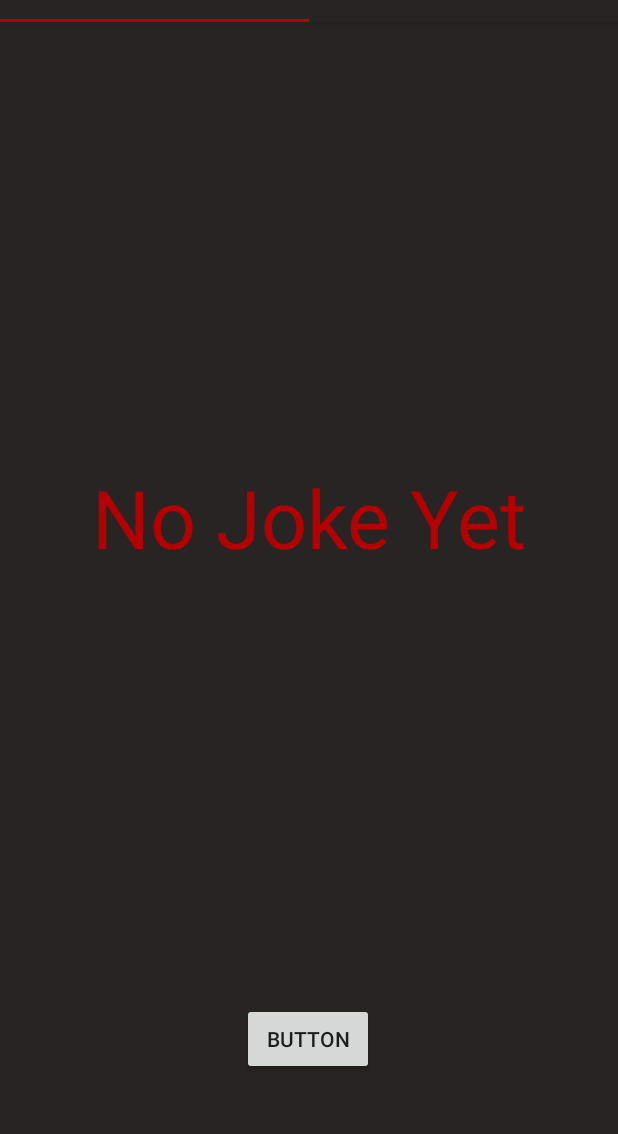
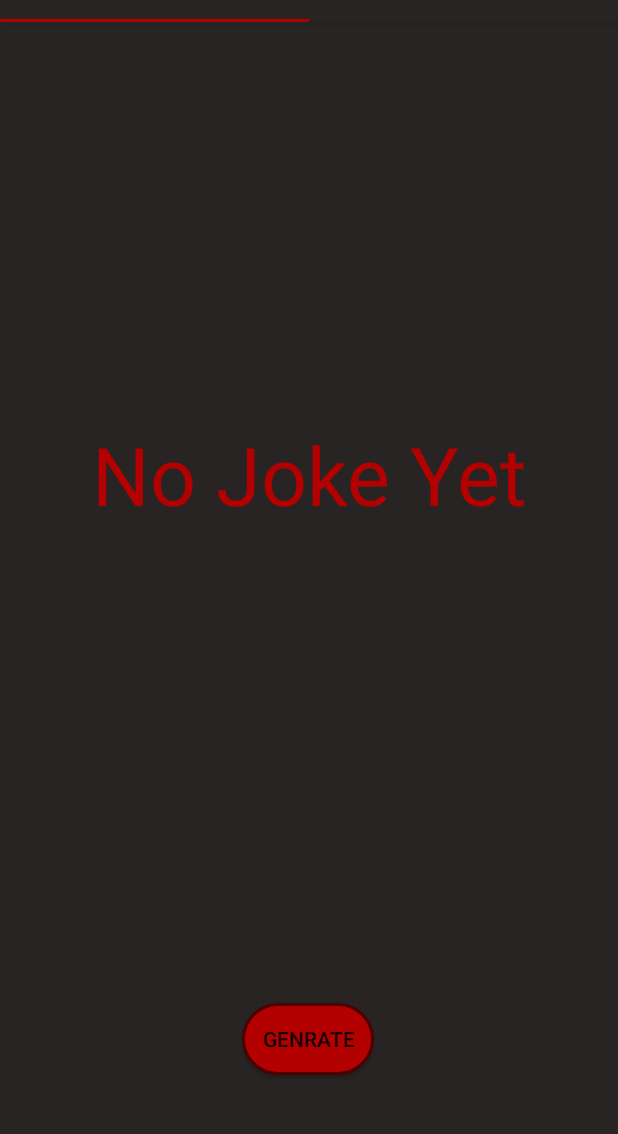
Before and after one commit to Rishik-Yechuri/JokeGenerator, an Android app: the screen it shows after launch once a user with an empty profile is signed in (JokeScreen), on a phone screen of 412 x 824 dp, the part 50-1184 px from its top. Run offline under Robolectric (Android 15) with nearby library versions, the phone set to English and light mode, and no system bars; our stand-ins replace Firebase (no records; nobody signed in at launch, a user with empty details on screens opened directly).

Commit message:
UI update 1
-icon updated
-when app is closed joke is saved,and shown on next startup
-Splash screen added
-

```diff
--- a/app/src/main/java/com/api/jokegenerator/Frag1.java
+++ b/app/src/main/java/com/api/jokegenerator/Frag1.java
@@ -38,6 +38,8 @@ import java.net.URL;
 import java.util.ArrayList;
 import java.util.Arrays;
 
+import static android.content.Context.MODE_PRIVATE;
+
 
 public class Frag1 extends Fragment {
     Button generateJokeButton;
@@ -55,6 +57,8 @@ public class Frag1 extends Fragment {
         generateJokeButton.setOnClickListener(new GenerateJokeListener());
         jokeQuestionText = view.findViewById(R.id.jokeQuestionText);
         punchlineText = view.findViewById(R.id.punchlineText);
+        jokeQuestionText.setText(getActivity().getSharedPreferences("_",MODE_PRIVATE).getString("setup","No Joke Yet"));
+        punchlineText.setText(getActivity().getSharedPreferences("_",MODE_PRIVATE).getString("delivery",""));
         return view;
     }
 
@@ -131,6 +135,8 @@ public class Frag1 extends Fragment {
                 try {
                     activity.jokeQuestionText.setText(jsonObject.getString("setup"));
                     activity.punchlineText.setText(jsonObject.getString("delivery"));
+                    activity.getActivity().getSharedPreferences("_", MODE_PRIVATE).edit().putString("setup",jsonObject.getString("setup")).apply();
+                    activity.getActivity().getSharedPreferences("_", MODE_PRIVATE).edit().putString("delivery",jsonObject.getString("delivery")).apply();
                 } catch (JSONException e) {
                     e.printStackTrace();
                 }
--- /dev/null
+++ b/app/src/main/java/com/api/jokegenerator/SplashScreen.java
@@ -0,0 +1,17 @@
+package com.api.jokegenerator;
+
+import android.content.Intent;
+import android.os.Bundle;
+
+import androidx.annotation.NonNull;
+import androidx.annotation.Nullable;
+import androidx.appcompat.app.AppCompatActivity;
+
+public class SplashScreen extends AppCompatActivity {
+    @Override
+    protected void onCreate(@Nullable Bundle savedInstanceState){
+        super.onCreate(savedInstanceState);
+        startActivity(new Intent(this,MainActivity.class));
+        finish();
+    }
+}
--- /dev/null
+++ b/app/src/main/res/drawable/startupscreen.xml
@@ -0,0 +1,11 @@
+<?xml version="1.0" encoding="utf-8"?>
+<layer-list xmlns:android="http://schemas.android.com/apk/res/android">
+    <item>
+        <shape android:shape="rectangle">
+            <solid android:color="#292424" />
+        </shape>
+    </item>
+    <item>
+        <bitmap android:gravity="center" android:src="@drawable/laughicon" />
+    </item>
+</layer-list>
--- a/app/src/main/res/layout/frag1_layout.xml
+++ b/app/src/main/res/layout/frag1_layout.xml
@@ -18,17 +18,18 @@
         android:textColor="#b30000"
         app:layout_constraintBottom_toBottomOf="parent"
         app:layout_constraintEnd_toEndOf="parent"
+        app:layout_constraintHorizontal_bias="0.506"
         app:layout_constraintStart_toStartOf="parent"
         app:layout_constraintTop_toTopOf="parent"
-        app:layout_constraintVertical_bias="0.418" />
+        app:layout_constraintVertical_bias="0.377" />
 
     <TextView
         android:id="@+id/punchlineText"
-        android:layout_width="344dp"
-        android:layout_height="69dp"
+        android:layout_width="338dp"
+        android:layout_height="97dp"
         android:autoSizeTextType="uniform"
+        android:gravity="center"
         android:textColor="#b30000"
-        android:gravity="center"
         app:layout_constraintBottom_toBottomOf="parent"
         app:layout_constraintEnd_toEndOf="parent"
         app:layout_constraintHorizontal_bias="0.498"
@@ -40,7 +41,8 @@
         android:id="@+id/generateJokeButton"
         android:layout_width="wrap_content"
         android:layout_height="wrap_content"
-        android:text="Button"
+        android:text="Genrate"
+        android:background="@drawable/circledrawable"
         app:layout_constraintBottom_toBottomOf="parent"
         app:layout_constraintEnd_toEndOf="parent"
         app:layout_constraintHorizontal_bias="0.498"
--- a/app/src/main/res/values/styles.xml
+++ b/app/src/main/res/values/styles.xml
@@ -7,4 +7,10 @@
         <item name="colorAccent">@color/colorAccent</item>
     </style>
 
+    <style name="AppTheme.Launcher" parent="Theme.AppCompat.Light.NoActionBar">
+        <!-- Customize your theme here. -->
+        <!--<item name="colorPrimaryDark">@android:color/white</item>-->
+        <item name="android:windowBackground">@drawable/startupscreen</item>
+    </style>
+
 </resources>
--- a/build.gradle
+++ b/build.gradle
@@ -5,7 +5,7 @@ buildscript {
         jcenter()
     }
     dependencies {
-        classpath "com.android.tools.build:gradle:4.0.0"
+        classpath 'com.android.tools.build:gradle:4.0.1'
         classpath 'com.google.gms:google-services:4.3.3'
 
         // NOTE: Do not place your application dependencies here; they belong
```
Also changed, not shown: app/src/main/AndroidManifest.xml (+8 -4 lines).
